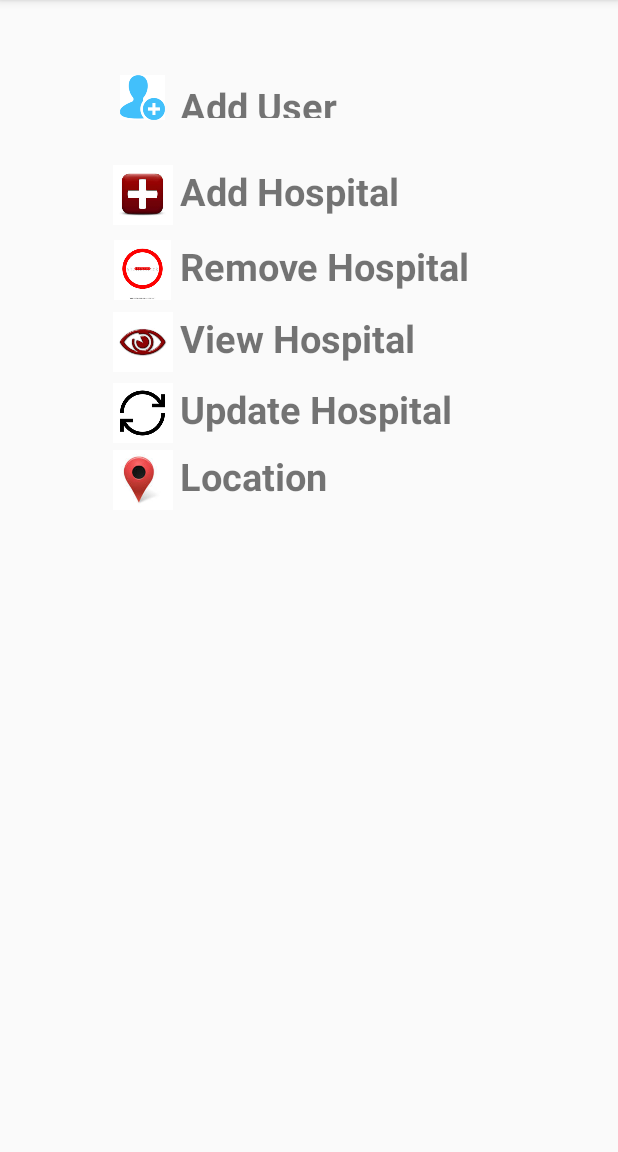
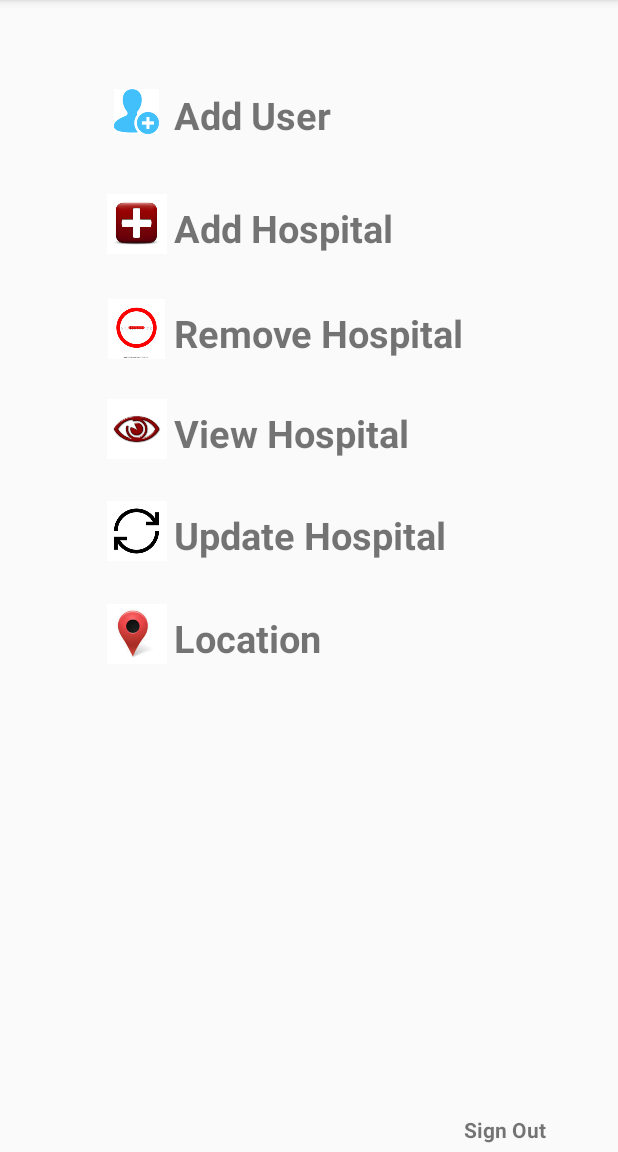
Before and after one commit to NimalNallasamy/Help, an Android app: the Login1 screen opened directly, with no data from a screen before it, on a phone screen of 412 x 824 dp, the part 84-1236 px from its top. Run offline under Robolectric (Android 15) with nearby library versions, the phone set to English and light mode, and no system bars; our stand-ins replace Firebase (no records; nobody signed in at launch, a user with empty details on screens opened directly); 1 statement that could not run was skipped.

Commit message:
My commit Message

```diff
--- a/app/src/main/java/com/example/nimal/help/Help.java
+++ b/app/src/main/java/com/example/nimal/help/Help.java
@@ -4,7 +4,9 @@ import android.app.ProgressDialog;
 import android.content.Intent;
 import android.media.Rating;
 import android.net.Uri;
+import android.support.design.widget.CoordinatorLayout;
 import android.support.design.widget.FloatingActionButton;
+import android.support.design.widget.Snackbar;
 import android.support.v7.app.AppCompatActivity;
 import android.os.Bundle;
 import android.view.View;
@@ -40,6 +42,10 @@ public class Help extends AppCompatActivity {
 
     DatabaseReference databaseReference;
 
+    Snackbar s;
+
+    CoordinatorLayout coordinatorLayout1;
+
     @Override
     protected void onCreate(Bundle savedInstanceState) {
         super.onCreate(savedInstanceState);
@@ -49,6 +55,7 @@ public class Help extends AppCompatActivity {
 
         area = (EditText)findViewById(R.id.Area);
         show = (TextView)findViewById(R.id.ShowSugg);
+        coordinatorLayout1 = (CoordinatorLayout)findViewById(R.id.coordinatorLayout);
         sb = new StringBuffer();
         sb1 = new StringBuffer();
 
@@ -89,7 +96,16 @@ public class Help extends AppCompatActivity {
 
             latitude =  gps.getLatitude();
             longitude = gps.getLongitude();
-            Toast.makeText(this, latitude+" , "+longitude, Toast.LENGTH_SHORT).show();
+             s = Snackbar.make(coordinatorLayout1,"Latitude : "+latitude+"\nLongitude : "+longitude,Snackbar.LENGTH_LONG)
+                    .setAction("HIDE", new View.OnClickListener() {
+                @Override
+                public void onClick(View v) {
+                    s.dismiss();
+                }
+            });
+            //Toast.makeText(this, latitude+" , "+longitude, Toast.LENGTH_SHORT).show();
+            s.show();
+
         }
         else
         {
--- a/app/src/main/java/com/example/nimal/help/Login1.java
+++ b/app/src/main/java/com/example/nimal/help/Login1.java
@@ -1,8 +1,10 @@
 package com.example.nimal.help;
 
 import android.content.Context;
+import android.content.DialogInterface;
 import android.content.Intent;
 import android.content.SharedPreferences;
+import android.support.v7.app.AlertDialog;
 import android.support.v7.app.AppCompatActivity;
 import android.os.Bundle;
 import android.util.DisplayMetrics;
@@ -25,6 +27,9 @@ public class Login1 extends AppCompatActivity {
 
     SharedPreferences sharedPreferences;
 
+    TextView contact,add,remove,view,update,location;
+    ImageView contact1,add1,remove1,view1,update1,location1;
+
     @Override
     protected void onCreate(Bundle savedInstanceState) {
         super.onCreate(savedInstanceState);
@@ -42,6 +47,22 @@ public class Login1 extends AppCompatActivity {
 
         TextView txt = (TextView) findViewById(R.id.TextView1);
         txt.setText("Welcome "+sharedPreferences.getString("Email",null).toString()+" !!!");
+
+
+
+        contact = (TextView)findViewById(R.id.textView);
+        add = (TextView)findViewById(R.id.textView1);
+        remove = (TextView)findViewById(R.id.textView2);
+        view = (TextView)findViewById(R.id.textView3);
+        update = (TextView)findViewById(R.id.textView4);
+        location = (TextView)findViewById(R.id.textView5);
+
+        contact1 = (ImageView)findViewById(R.id.imageView);
+        add1 = (ImageView)findViewById(R.id.imageView2);
+        remove1 = (ImageView)findViewById(R.id.imageView3);
+        view1 = (ImageView)findViewById(R.id.imageView4);
+        update1 = (ImageView)findViewById(R.id.imageView5);
+        location1 = (ImageView)findViewById(R.id.imageView6);
 
         /*
         GridView gridView = (GridView) findViewById(R.id.GridView2);
@@ -126,4 +147,96 @@ public class Login1 extends AppCompatActivity {
                 R.drawable.images8
         };*/
     }
+/*
+    @Override
+    public void onClick(View v) {
+
+        if (v == contact||v == contact1)
+        {
+            Intent j = new Intent(Login1.this, AddUser.class);
+            startActivity(j);
+        }
+        else if(v == add || v== add1)
+        {
+            Intent j = new Intent(Login1.this, Add_Hosp.class);
+            startActivity(j);
+        }
+        else if(v == remove || v== remove1)
+        {
+            Intent j = new Intent(Login1.this, Remove_Hosp.class);
+            startActivity(j);
+        }
+        else if(v == view || v== view1)
+        {
+            Intent j = new Intent(Login1.this, View_Hosp.class);
+            startActivity(j);
+        }
+        else if(v == update || v== update)
+        {
+            Intent j = new Intent(Login1.this, Edit_Hosp.class);
+            startActivity(j);
+        }
+        else if(v == location || v== location1)
+        {
+            Intent j = new Intent(Login1.this, Location.class);
+            startActivity(j);
+        }
+        else
+        {
+            Toast.makeText(this, "Please click either on the image or button", Toast.LENGTH_SHORT).show();
+        }
+
+    }
+    */
+
+    public void addc(View view)
+    {
+        Intent j = new Intent(Login1.this, AddUser.class);
+        startActivity(j);
+    }
+    public void addh(View view)
+    {
+        Intent j = new Intent(Login1.this, Add_Hosp.class);
+        startActivity(j);
+    }
+    public void removeh(View view)
+    {
+        Intent j = new Intent(Login1.this, Remove_Hosp.class);
+        startActivity(j);
+    }
+    public void viewh(View view)
+    {
+        Intent j = new Intent(Login1.this, View_Hosp.class);
+        startActivity(j);
+    }
+    public void edith(View view)
+    {
+        Intent j = new Intent(Login1.this, Edit_Hosp.class);
+        startActivity(j);
+    }
+    public void locationh(View view)
+    {
+        Intent j = new Intent(Login1.this, Location.class);
+        startActivity(j);
+    }
+    public void signout(View view)
+    {
+        AlertDialog.Builder ab = new AlertDialog.Builder(this);
+        ab.setMessage("Willing to log out?");
+        ab.setPositiveButton("Ok", new DialogInterface.OnClickListener() {
+            @Override
+            public void onClick(DialogInterface dialog, int which) {
+                firebaseAuth.signOut();
+                Intent i = new Intent(Login1.this,MainActivity.class);
+                startActivity(i);
+            }
+        });
+        ab.setNegativeButton("Cancel", new DialogInterface.OnClickListener() {
+            @Override
+            public void onClick(DialogInterface dialog, int which) {
+                //do nothing
+            }
+        });
+        ab.show();
+    }
 }
--- a/app/src/main/res/layout/activity_help.xml
+++ b/app/src/main/res/layout/activity_help.xml
@@ -44,6 +44,7 @@
 
     </LinearLayout>
 
+
     <RelativeLayout
         android:layout_width="match_parent"
         android:layout_height="match_parent">
@@ -51,8 +52,10 @@
         <ScrollView
             android:id="@+id/scrollView2"
             android:layout_width="300dp"
-            android:layout_height="350dp"
+            android:layout_height="325dp"
+            android:layout_above="@+id/floatingActionButton"
             android:layout_alignParentStart="true"
+            android:layout_alignParentTop="true"
             android:layout_toStartOf="@+id/floatingActionButton">
 
             <TextView
@@ -69,8 +72,8 @@
             android:id="@+id/floatingActionButton"
             android:layout_width="wrap_content"
             android:layout_height="wrap_content"
+            android:layout_alignParentBottom="true"
             android:layout_alignParentEnd="true"
-            android:layout_below="@+id/scrollView2"
             android:layout_gravity="end"
             android:clickable="true"
             android:onClick="newing"
@@ -84,9 +87,9 @@
             android:layout_alignParentEnd="true"
             android:layout_marginBottom="15dp"
             android:clickable="true"
-            app:fabSize="mini"
             android:onClick="call"
             android:visibility="invisible"
+            app:fabSize="mini"
             app:srcCompat="@android:drawable/stat_sys_phone_call_forward" />
 
         <android.support.design.widget.FloatingActionButton
@@ -96,13 +99,25 @@
             android:layout_above="@+id/floatingActionButton2"
             android:layout_alignStart="@+id/floatingActionButton2"
             android:layout_marginBottom="12dp"
+            android:clickable="true"
             android:onClick="messaging"
-            android:clickable="true"
+            android:visibility="invisible"
             app:fabSize="mini"
-            android:visibility="invisible"
             app:srcCompat="@android:drawable/stat_notify_chat" />
+
+        <android.support.design.widget.CoordinatorLayout
+            android:layout_width="match_parent"
+            android:layout_height="match_parent"
+            android:layout_alignParentStart="true"
+            android:id="@+id/coordinatorLayout"
+            android:layout_toStartOf="@+id/floatingActionButton"
+            android:layout_alignParentTop="true">
+
+        </android.support.design.widget.CoordinatorLayout>
 
     </RelativeLayout>
 
 
+
+
 </LinearLayout>
--- a/app/src/main/res/layout/activity_login1.xml
+++ b/app/src/main/res/layout/activity_login1.xml
@@ -9,41 +9,51 @@
     tools:context="com.example.nimal.help.Login1">
 
     <TextView
+        android:id="@+id/TextView1"
         android:layout_width="match_parent"
-        android:layout_height="25dp"
+        android:layout_height="30dp"
+        android:gravity="right"
         android:textSize="20dp"
-        android:id="@+id/TextView1"
-        android:gravity="right"
-        android:textStyle="bold"/>
+        android:textStyle="bold" />
 
 
     <ImageView
         android:layout_width="50dp"
         android:layout_height="30dp"
-        android:layout_marginTop="50dp"
+        android:layout_marginTop="29dp"
         android:src="@drawable/images4"
         android:layout_marginLeft="70dp"
-        android:id="@+id/imageView" />
+        android:id="@+id/imageView"
+        android:clickable="true"
+        android:onClick="edith"
+        android:layout_marginStart="66dp"
+        android:layout_below="@+id/TextView1"
+        android:layout_alignParentStart="true" />
 
     <TextView
         android:id="@+id/textView"
         android:layout_width="match_parent"
         android:layout_height="25dp"
         android:text="Add User"
+        android:onClick="addc"
         android:textSize="25dp"
         android:textStyle="bold"
-        android:layout_marginTop="3dp"
-        android:layout_alignTop="@+id/imageView"
-        android:layout_toEndOf="@+id/imageView" />
+        android:clickable="true"
+        android:layout_alignParentEnd="true"
+        android:layout_toEndOf="@+id/imageView"
+        android:layout_alignBottom="@+id/imageView"
+        android:layout_alignTop="@+id/imageView" />
 
     <ImageView
         android:layout_width="50dp"
         android:layout_height="40dp"
         android:layout_marginLeft="55dp"
-        android:src="@drawable/images5"
+        android:src="@drawable/images7"
         android:id="@+id/imageView2"
-        android:layout_alignTop="@+id/textView1"
-        android:layout_toStartOf="@+id/textView1" />
+        android:onClick="viewh"
+        android:clickable="true"
+        android:layout_alignBottom="@+id/textView3"
+        android:layout_toStartOf="@+id/textView3" />
 
     <TextView
         android:id="@+id/textView1"
@@ -51,37 +61,47 @@
         android:layout_height="wrap_content"
         android:textSize="25dp"
         android:text="Add Hospital"
-        android:layout_marginTop="60dp"
+        android:layout_marginTop="45dp"
         android:textStyle="bold"
-        android:layout_alignTop="@+id/imageView"
+        android:onClick="addh"
+        android:clickable="true"
+        android:layout_below="@+id/textView"
+        android:layout_alignParentEnd="true"
         android:layout_toEndOf="@+id/imageView" />
 
     <ImageView
         android:layout_width="50dp"
         android:layout_height="40dp"
         android:layout_marginLeft="40dp"
-        android:src="@drawable/image6"
+        android:src="@drawable/images5"
         android:id="@+id/imageView5"
-        android:layout_alignTop="@+id/textView2"
-        android:layout_toStartOf="@+id/textView2" />
+        android:clickable="true"
+        android:onClick="addh"
+        android:layout_above="@+id/textView2"
+        android:layout_toStartOf="@+id/textView1" />
     <TextView
         android:id="@+id/textView2"
         android:layout_width="match_parent"
         android:layout_height="wrap_content"
         android:textSize="25dp"
+        android:onClick="removeh"
         android:text="Remove Hospital"
-        android:layout_marginTop="110dp"
+        android:layout_marginTop="35dp"
         android:textStyle="bold"
-        android:layout_alignTop="@+id/imageView"
-        android:layout_toEndOf="@+id/imageView" />
+        android:clickable="true"
+        android:layout_below="@+id/textView1"
+        android:layout_alignParentEnd="true"
+        android:layout_toEndOf="@+id/imageView2" />
 
     <ImageView
         android:layout_width="50dp"
         android:layout_height="40dp"
-        android:src="@drawable/images7"
+        android:src="@drawable/image6"
         android:id="@+id/imageView4"
-        android:layout_alignTop="@+id/textView3"
-        android:layout_alignStart="@+id/imageView2" />
+        android:clickable="true"
+        android:onClick="removeh"
+        android:layout_alignBottom="@+id/textView2"
+        android:layout_toStartOf="@+id/textView2" />
 
     <TextView
         android:id="@+id/textView3"
@@ -89,18 +109,24 @@
         android:layout_height="wrap_content"
         android:textSize="25dp"
         android:text="View Hospital"
-        android:layout_marginTop="158dp"
+        android:layout_marginTop="32dp"
         android:textStyle="bold"
-        android:layout_alignTop="@+id/imageView"
-        android:layout_toEndOf="@+id/imageView" />
+        android:onClick="viewh"
+        android:clickable="true"
+        android:layout_below="@+id/textView2"
+        android:layout_alignParentEnd="true"
+        android:layout_toEndOf="@+id/imageView5" />
 
     <ImageView
         android:layout_width="50dp"
         android:layout_height="40dp"
         android:src="@drawable/images9"
         android:id="@+id/imageView3"
-        android:layout_alignTop="@+id/textView4"
-        android:layout_alignStart="@+id/imageView6" />
+        android:clickable="true"
+        android:onClick="edith"
+        android:layout_below="@+id/imageView2"
+        android:layout_alignStart="@+id/imageView2"
+        android:layout_marginTop="28dp" />
 
     <TextView
         android:id="@+id/textView4"
@@ -108,31 +134,47 @@
         android:layout_height="wrap_content"
         android:textSize="25dp"
         android:text="Update Hospital"
-        android:layout_marginTop="205dp"
+        android:clickable="true"
         android:textStyle="bold"
-        android:layout_alignTop="@+id/imageView"
-        android:layout_toEndOf="@+id/imageView" />
+        android:onClick="edith"
+        android:layout_alignBottom="@+id/imageView3"
+        android:layout_alignParentEnd="true"
+        android:layout_toEndOf="@+id/imageView3" />
 
     <ImageView
         android:layout_width="50dp"
         android:layout_height="40dp"
         android:src="@drawable/images8"
         android:id="@+id/imageView6"
-        android:layout_alignTop="@+id/textView5"
-        android:layout_alignStart="@+id/imageView2" />
+        android:clickable="true"
+        android:onClick="locationh"
+        android:layout_alignBottom="@+id/textView5"
+        android:layout_toStartOf="@+id/textView5" />
     <TextView
         android:id="@+id/textView5"
         android:layout_width="match_parent"
         android:layout_height="wrap_content"
         android:textSize="25dp"
-        android:layout_marginTop="250dp"
         android:text="Location"
+        android:clickable="true"
+        android:onClick="locationh"
         android:textStyle="bold"
-        android:layout_alignTop="@+id/imageView"
-        android:layout_toEndOf="@+id/imageView" />
+        android:layout_below="@+id/textView4"
+        android:layout_alignParentEnd="true"
+        android:layout_marginTop="34dp"
+        android:layout_toEndOf="@+id/imageView3" />
 
-
-
+    <TextView
+        android:id="@+id/textView6"
+        android:layout_width="150dp"
+        android:layout_height="30dp"
+        android:text="Sign Out"
+        android:textStyle="bold"
+        android:gravity="center"
+        android:clickable="true"
+        android:onClick="signout"
+        android:layout_alignParentBottom="true"
+        android:layout_alignParentEnd="true" />
 
 
 </RelativeLayout>
```
